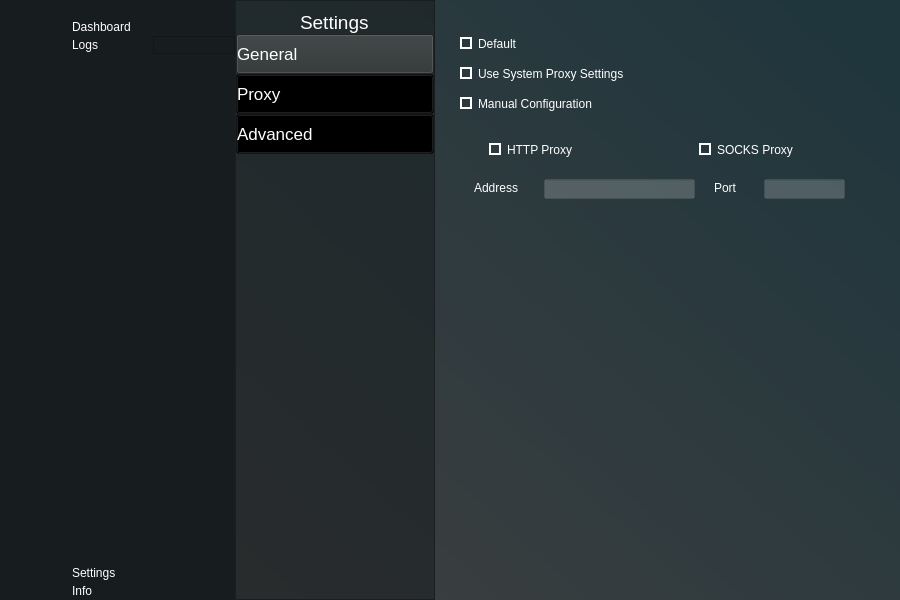
Before: the Qt Designer form mainwindow.ui in vidyasriraj/admin_gui, drawn with Qt 5.
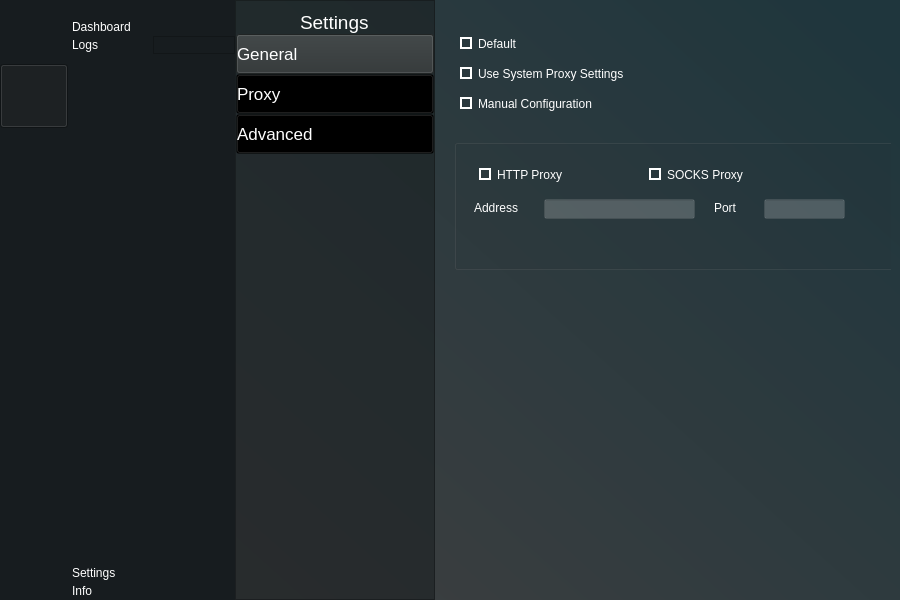
After: the same form once the commit is applied. The open tabs and pages were chosen to show the change. Icons and pictures are not drawn.

The edit to the form file:
```diff
--- a/mainwindow.ui
+++ b/mainwindow.ui
@@ -92,7 +92,8 @@
        <property name="styleSheet">
         <string notr="true">background-color: rgb(23, 28, 31);
 border: 2px solid transparent;
-outline: none;</string>
+outline: none;
+QPushButton::focus { background-color:rgb(217, 217, 217); }</string>
        </property>
        <property name="text">
         <string/>
@@ -2593,8 +2594,8 @@
                   </property>
                   <property name="geometry">
                    <rect>
-                    <x>40</x>
-                    <y>125</y>
+                    <x>30</x>
+                    <y>150</y>
                     <width>121</width>
                     <height>31</height>
                    </rect>
@@ -2629,8 +2630,8 @@
                   </property>
                   <property name="geometry">
                    <rect>
-                    <x>250</x>
-                    <y>125</y>
+                    <x>200</x>
+                    <y>150</y>
                     <width>131</width>
                     <height>31</height>
                    </rect>
@@ -2666,7 +2667,7 @@
                   <property name="geometry">
                    <rect>
                     <x>30</x>
-                    <y>170</y>
+                    <y>190</y>
                     <width>66</width>
                     <height>18</height>
                    </rect>
@@ -2682,7 +2683,7 @@
                   <property name="geometry">
                    <rect>
                     <x>100</x>
-                    <y>170</y>
+                    <y>190</y>
                     <width>151</width>
                     <height>20</height>
                    </rect>
@@ -2698,7 +2699,7 @@
                   <property name="geometry">
                    <rect>
                     <x>270</x>
-                    <y>170</y>
+                    <y>190</y>
                     <width>41</width>
                     <height>18</height>
                    </rect>
@@ -2714,7 +2715,7 @@
                   <property name="geometry">
                    <rect>
                     <x>320</x>
-                    <y>170</y>
+                    <y>190</y>
                     <width>81</width>
                     <height>20</height>
                    </rect>
@@ -2723,6 +2724,32 @@
                    <string notr="true">background-color: rgba(255, 255, 255,50);</string>
                   </property>
                  </widget>
+                 <widget class="QGroupBox" name="groupBox">
+                  <property name="geometry">
+                   <rect>
+                    <x>10</x>
+                    <y>130</y>
+                    <width>441</width>
+                    <height>131</height>
+                   </rect>
+                  </property>
+                  <property name="styleSheet">
+                   <string notr="true">border: 3px solid &quot;#474748&quot;</string>
+                  </property>
+                  <property name="title">
+                   <string/>
+                  </property>
+                 </widget>
+                 <zorder>groupBox</zorder>
+                 <zorder>option1</zorder>
+                 <zorder>option2</zorder>
+                 <zorder>man</zorder>
+                 <zorder>op1</zorder>
+                 <zorder>op2</zorder>
+                 <zorder>add</zorder>
+                 <zorder>add_inp</zorder>
+                 <zorder>port</zorder>
+                 <zorder>port_inp</zorder>
                 </widget>
                </item>
               </layout>
```
Left out of the diff: 19 changed lines with no effect on the pictures.
